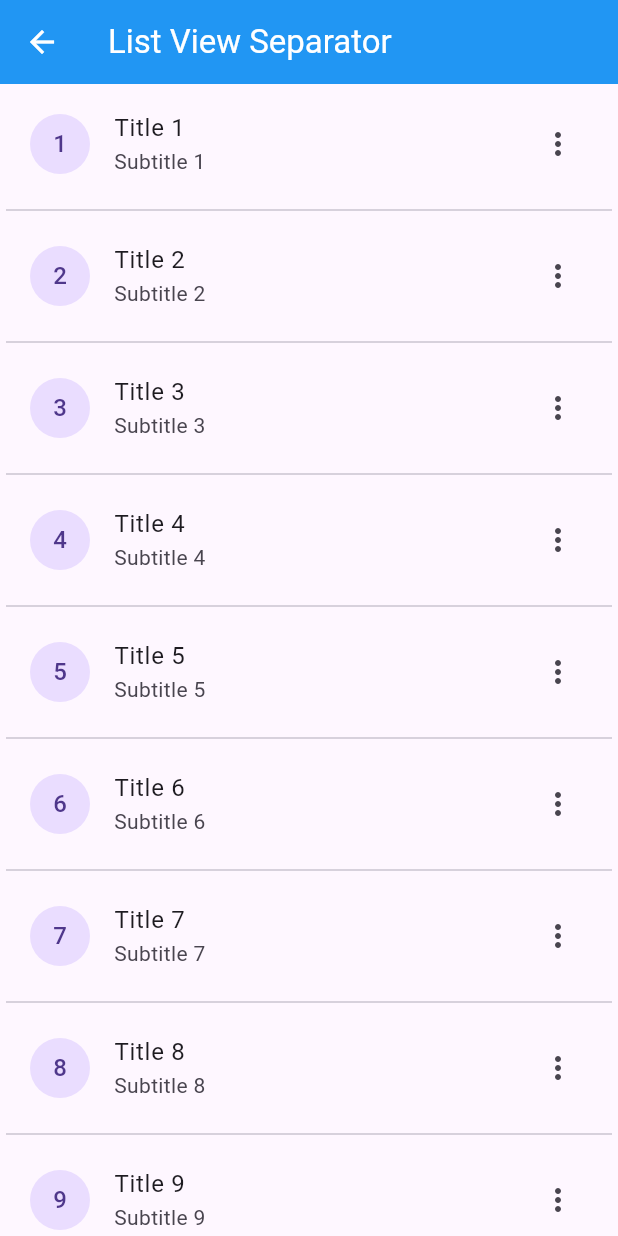
After one commit to mdmridul6/note_app, a Flutter app: the screen it shows after launch, after a tap on "List View Page", on a phone screen of 412 x 824 dp. The commit adds this screen. Run offline on Flutter 3.47's test engine with Material 3 defaults, Android fonts, the phone set to English and light mode, and no system bars.

Commit message:
add listview builder

```diff
--- a/lib/home_page.dart
+++ b/lib/home_page.dart
@@ -1,6 +1,7 @@
 import 'package:flutter/material.dart';
 import 'package:note/button_page.dart';
 import 'package:note/container_page.dart';
+import 'package:note/list_view_builder.dart';
 import 'package:note/text_form_field_page.dart';
 
 class HomePage extends StatelessWidget {
@@ -50,6 +51,19 @@ class HomePage extends StatelessWidget {
               },
               child: const Text('Container Page'),
             ),
+            ElevatedButton(
+              onPressed: () {
+                Navigator.push(
+                  context,
+                  MaterialPageRoute(
+                    builder: (context) => const ListViewBuilder(),
+                  ),
+                );
+              },
+              child: const Text('List View Page'),
+            ),
+
+
           ],
         ),
       ),
--- /dev/null
+++ b/lib/list_view_builder.dart
@@ -0,0 +1,29 @@
+import 'package:flutter/material.dart';
+
+class ListViewBuilder extends StatelessWidget {
+  const ListViewBuilder({super.key});
+
+  @override
+  Widget build(BuildContext context) {
+    return Scaffold(
+      appBar: AppBar(
+        backgroundColor: Colors.blue,
+        foregroundColor: Colors.white,
+        title: const Text('List View Separator'),
+      ),
+      body: Padding(
+        padding: const EdgeInsets.all(4),
+        child: ListView.separated(
+          itemBuilder: (context, index) => ListTile(
+              leading: CircleAvatar(child: Text('${index + 1}')),
+              title: Text('Title ${index + 1}'),
+              subtitle: Text('Subtitle ${index + 1}'),
+              trailing: const Icon(Icons.more_vert)),
+          separatorBuilder: (BuildContext context, int index) =>
+              const Divider(),
+          itemCount: 10,
+        ),
+      ),
+    );
+  }
+}
```
